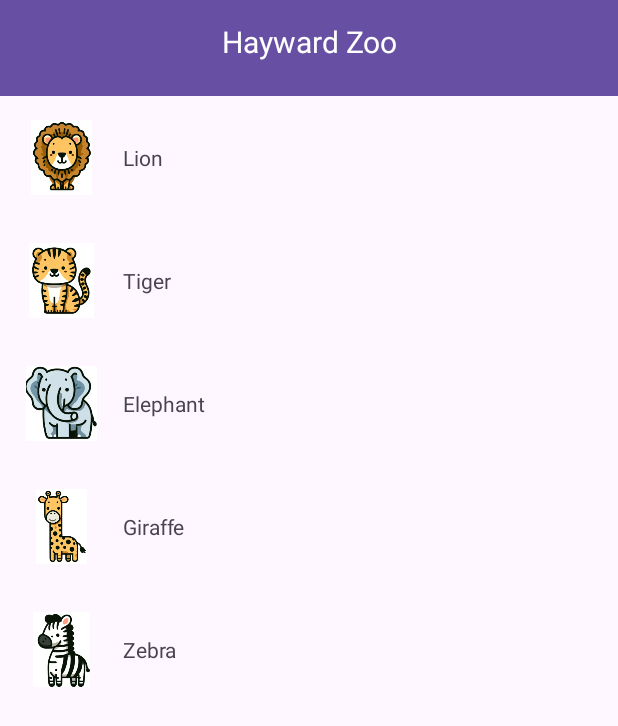
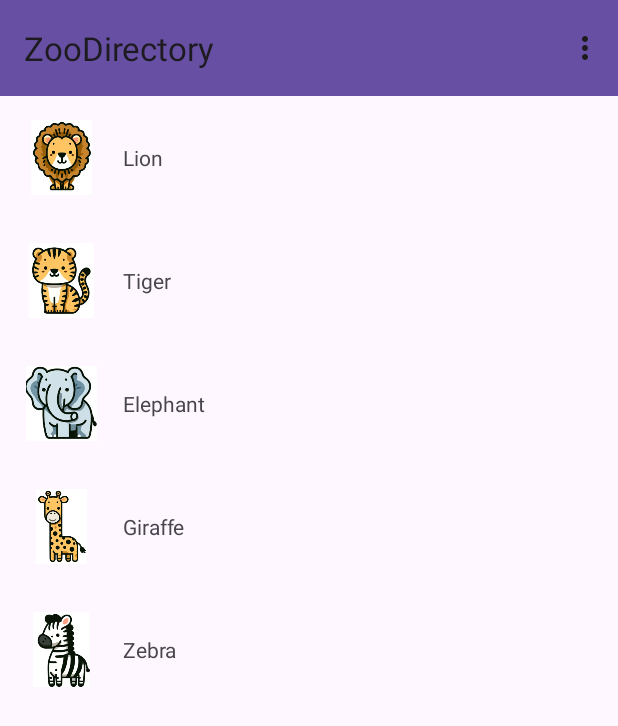
Before and after one commit to kyawminthu20/kyawminthu20.github.io, an Android app: the screen it shows after launch (MainActivity), on a phone screen of 412 x 824 dp. Shown: the top 726 px of the screen. Run offline under Robolectric (Android 15) with nearby library versions, the phone set to English and light mode, and no system bars.

Commit message:
Final Working version
Uninstall, Information, call function, menu item all of them are working

```diff
--- a/CS453Summer2024MobileProgramming/Assignment2/ZooDirectory/app/build.gradle.kts
+++ b/CS453Summer2024MobileProgramming/Assignment2/ZooDirectory/app/build.gradle.kts
@@ -30,9 +30,9 @@ android {
 }
 // Add the tasks.withType(JavaCompile) block here
 
-tasks.withType<JavaCompile>().configureEach(){
-    options.compilerArgs.add("-Xlint:deprecation")
-}
+//tasks.withType<JavaCompile>().configureEach(){
+//    options.compilerArgs.add("-Xlint:deprecation")
+//}
 
 
 
--- a/CS453Summer2024MobileProgramming/Assignment2/ZooDirectory/app/src/main/java/edu/csueb/android/zoodirectory/MainActivity.java
+++ b/CS453Summer2024MobileProgramming/Assignment2/ZooDirectory/app/src/main/java/edu/csueb/android/zoodirectory/MainActivity.java
@@ -1,13 +1,25 @@
 package edu.csueb.android.zoodirectory;
 
+import android.content.Intent;
+import android.net.Uri;
 import android.os.Bundle;
 import android.util.Log;
+import android.view.MenuInflater;
 
 import androidx.appcompat.app.AppCompatActivity;
+import androidx.appcompat.widget.Toolbar;
 import androidx.recyclerview.widget.LinearLayoutManager;
 import androidx.recyclerview.widget.RecyclerView;
 import java.util.ArrayList;
 import java.util.List;
+
+import android.view.Menu;
+import android.view.MenuItem;
+
+import edu.csueb.android.zoodirectory.R; // This is the correct R class
+
+
+
 
 public class MainActivity extends AppCompatActivity {
     private RecyclerView recyclerView;
@@ -18,6 +30,10 @@ public class MainActivity extends AppCompatActivity {
     protected void onCreate(Bundle savedInstanceState) {
         super.onCreate(savedInstanceState);
         setContentView(R.layout.activity_main);
+
+        Toolbar toolbar = findViewById(R.id.toolbar);
+        setSupportActionBar(toolbar);
+
 
         recyclerView = findViewById(R.id.recyclerView);
         recyclerView.setLayoutManager(new LinearLayoutManager(this));
@@ -34,4 +50,40 @@ public class MainActivity extends AppCompatActivity {
 
         recyclerView.setAdapter(animalAdapter);
     }
+
+
+    @Override
+    public boolean onCreateOptionsMenu(Menu menu) {
+        MenuInflater inflater = getMenuInflater();
+        inflater.inflate(R.menu.main_menu, menu);
+        return true;
+    }
+
+    @Override
+    public boolean onOptionsItemSelected(MenuItem item) {
+
+        if(item.getItemId() == R.id.action_information){
+
+            // Handle Information menu item click
+            Intent infoIntent = new Intent(this, ZooInfoActivity.class);
+            startActivity(infoIntent);
+            return true;
+
+        }else if(item.getItemId() == R.id.action_uninstall){
+
+            // Handle Uninstall menu item click
+            Intent uninstallIntent = new Intent(Intent.ACTION_DELETE);
+            uninstallIntent.setData(Uri.parse("package:" + getPackageName()));
+            startActivity(uninstallIntent);
+            return true;
+
+        }
+
+        return super.onOptionsItemSelected(item);
+
+
+
+
+    }
+
 }
--- a/CS453Summer2024MobileProgramming/Assignment2/ZooDirectory/app/src/main/res/layout/activity_main.xml
+++ b/CS453Summer2024MobileProgramming/Assignment2/ZooDirectory/app/src/main/res/layout/activity_main.xml
@@ -19,15 +19,6 @@
 
         />
 
-    <TextView
-        android:id="@+id/textView"
-        android:layout_width="match_parent"
-        android:layout_height="25pt"
-        android:gravity="center"
-        android:text="Hayward Zoo"
-        android:textSize="20dp"
-        android:textColor="@color/white"/>
-
     <androidx.recyclerview.widget.RecyclerView
         android:id="@+id/recyclerView"
         android:layout_width="match_parent"
--- /dev/null
+++ b/CS453Summer2024MobileProgramming/Assignment2/ZooDirectory/app/src/main/res/menu/main_menu.xml
@@ -0,0 +1,13 @@
+<?xml version="1.0" encoding="utf-8"?>
+<menu xmlns:app="http://schemas.android.com/apk/res-auto"
+    xmlns:android="http://schemas.android.com/apk/res/android">
+
+    <item
+        android:id="@+id/action_information"
+        android:title = "@string/action_information"
+        app:showAsAction="never"/>
+    <item
+        android:id="@+id/action_uninstall"
+        android:title = "@string/action_uninstall"
+        app:showAsAction="never"/>
+</menu>
--- a/CS453Summer2024MobileProgramming/Assignment2/ZooDirectory/app/src/main/res/values/strings.xml
+++ b/CS453Summer2024MobileProgramming/Assignment2/ZooDirectory/app/src/main/res/values/strings.xml
@@ -2,4 +2,6 @@
     <string name="app_name">ZooDirectory</string>
     <string name="animal_name">Animal Name</string>
     <string name="animal_image">Animal Image</string>
+    <string name="action_information">Information</string>
+    <string name="action_uninstall">Uninstall</string>
 </resources>
```
Also changed, not shown: CS453Summer2024MobileProgramming/Assignment2/ZooDirectory/app/src/main/AndroidManifest.xml (+6 -3 lines), CS453Summer2024MobileProgramming/Assignment2/ZooDirectory/app/src/main/java/edu/csueb/android/zoodirectory/ZooInfoActivity.java (added, +28 -0 lines), CS453Summer2024MobileProgramming/Assignment2/ZooDirectory/app/src/main/res/layout/activity_zoo_info.xml (added, +27 -0 lines).
